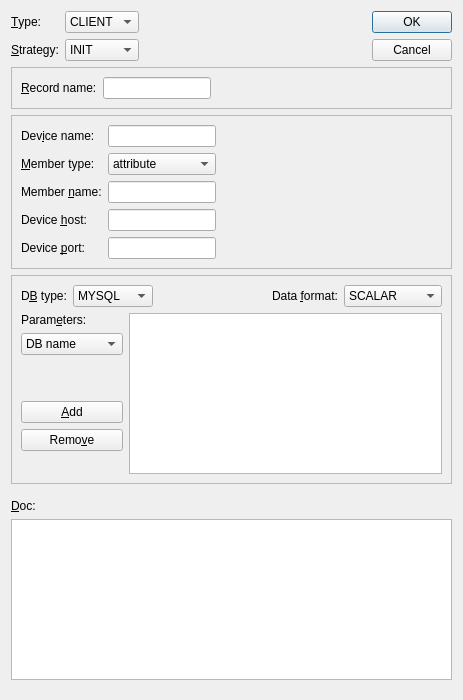
Old version of the form ndtsconfigtool/datasourcedlg.ui in the repository jkotan/nexdatas.configtool.
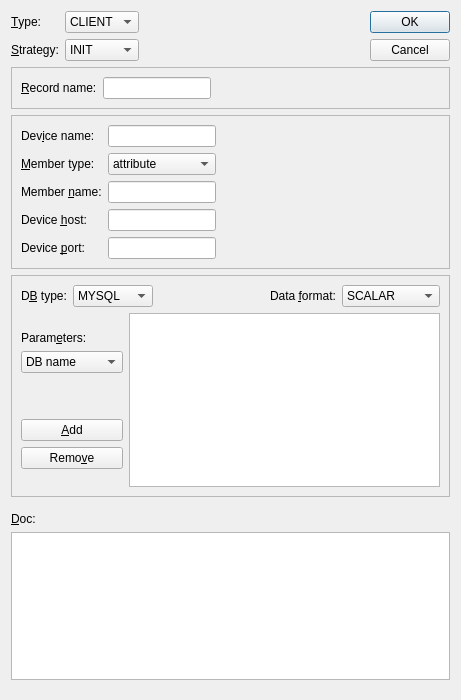
New version of the form.

Commit message: adding frame for database datasource

```diff
--- a/ndtsconfigtool/datasourcedlg.ui
+++ b/ndtsconfigtool/datasourcedlg.ui
@@ -6,7 +6,7 @@
    <rect>
     <x>0</x>
     <y>0</y>
-    <width>463</width>
+    <width>461</width>
     <height>700</height>
    </rect>
   </property>
@@ -348,6 +348,19 @@
            <layout class="QHBoxLayout" name="horizontalLayout_3">
             <item>
              <layout class="QVBoxLayout" name="verticalLayout">
+              <item>
+               <spacer name="verticalSpacer_3">
+                <property name="orientation">
+                 <enum>Qt::Vertical</enum>
+                </property>
+                <property name="sizeHint" stdset="0">
+                 <size>
+                  <width>20</width>
+                  <height>40</height>
+                 </size>
+                </property>
+               </spacer>
+              </item>
               <item>
                <widget class="QLabel" name="label">
                 <property name="text">
@@ -442,6 +455,9 @@
                 <property name="orientation">
                  <enum>Qt::Vertical</enum>
                 </property>
+                <property name="sizeType">
+                 <enum>QSizePolicy::Maximum</enum>
+                </property>
                 <property name="sizeHint" stdset="0">
                  <size>
                   <width>20</width>
```
Left out of the diff: 6 changed lines with no effect on the pictures.
